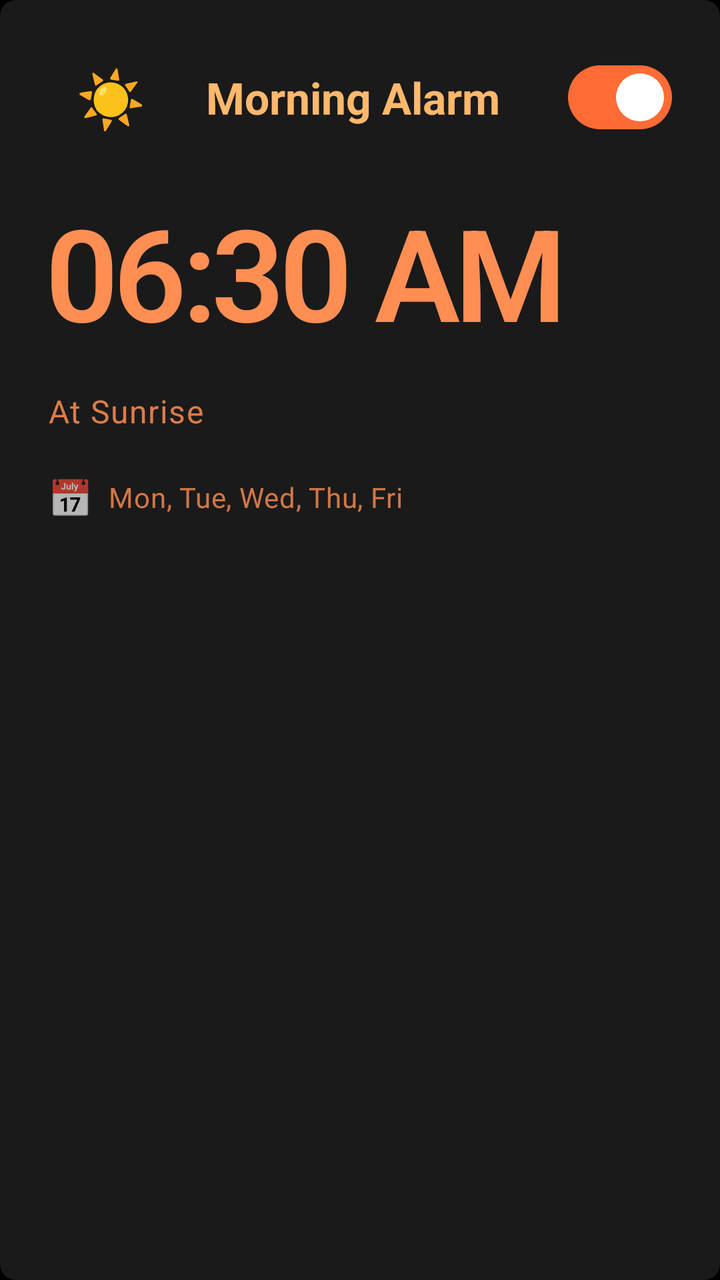
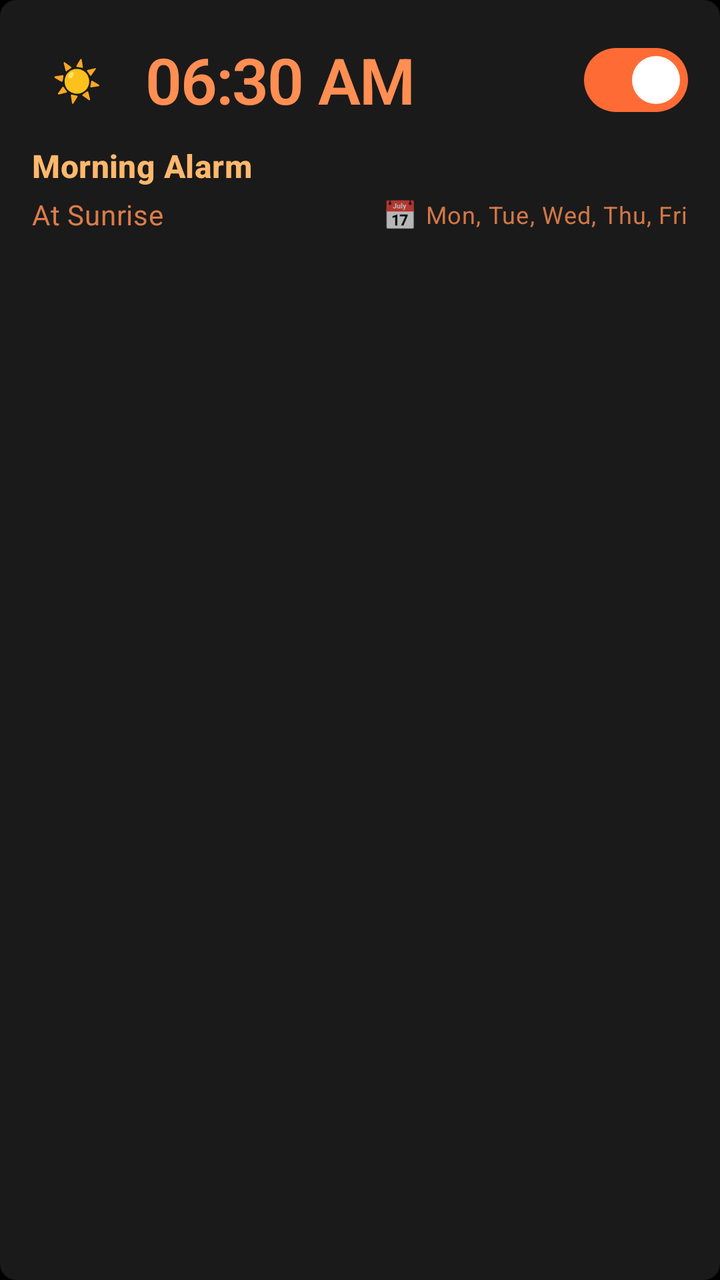

Screens rendered from an Android XML layout before and after an edit, with the pre-edit source and the edit as a unified diff.
<!-- AndroidManifest.xml: application theme Theme.MyApplication -->
<!-- res/layout/alarm_item_improved.xml -->
<?xml version="1.0" encoding="utf-8"?>
<com.google.android.material.card.MaterialCardView
    xmlns:android="http://schemas.android.com/apk/res/android"
    xmlns:app="http://schemas.android.com/apk/res-auto"
    android:id="@+id/alarmCard"
    android:layout_width="match_parent"
    android:layout_height="wrap_content"
    android:layout_marginVertical="8dp"
    android:layout_marginHorizontal="4dp"
    app:cardBackgroundColor="@color/md_theme_dark_surfaceContainerHigh"
    app:cardCornerRadius="8dp"
    app:cardElevation="0dp"
    app:strokeWidth="0dp"
    android:clickable="true"
    android:focusable="true"
    app:rippleColor="@color/md_theme_dark_primary"
    android:stateListAnimator="@null">

    <LinearLayout
        android:layout_width="match_parent"
        android:layout_height="wrap_content"
        android:orientation="vertical"
        android:padding="@dimen/card_padding_xlarge">

        
        <LinearLayout
            android:layout_width="match_parent"
            android:layout_height="wrap_content"
            android:orientation="horizontal"
            android:gravity="center_vertical"
            android:layout_marginBottom="20dp">

            <LinearLayout
                android:layout_width="0dp"
                android:layout_height="wrap_content"
                android:layout_weight="1"
                android:orientation="horizontal"
                android:gravity="center_vertical">

                
                <com.google.android.material.card.MaterialCardView
                    android:id="@+id/modeBadge"
                    android:layout_width="wrap_content"
                    android:layout_height="wrap_content"
                    android:layout_marginEnd="16dp"
                    app:cardBackgroundColor="@android:color/transparent"
                    android:background="@drawable/badge_background"
                    app:cardCornerRadius="16dp"
                    app:cardElevation="0dp"
                    app:strokeWidth="0dp">

                    <TextView
                        android:id="@+id/modeBadgeText"
                        android:layout_width="wrap_content"
                        android:layout_height="wrap_content"
                        android:text="☀️"
                        android:textSize="28sp"
                        android:paddingHorizontal="14dp"
                        android:paddingVertical="6dp"/>

                </com.google.android.material.card.MaterialCardView>

                
                <TextView
                    android:id="@+id/textViewAlarmLabel"
                    android:layout_width="0dp"
                    android:layout_height="wrap_content"
                    android:layout_weight="1"
                    android:text="Morning Alarm"
                    android:textColor="@color/md_theme_dark_onSurface"
                    android:textAppearance="@style/TextAppearance.Material3.TitleLarge"
                    android:textStyle="bold"
                    android:maxLines="1"
                    android:ellipsize="end"/>

            </LinearLayout>

            
            <com.google.android.material.materialswitch.MaterialSwitch
                android:id="@+id/switchAlarmEnabled"
                android:layout_width="wrap_content"
                android:layout_height="wrap_content"
                android:checked="true"
                app:thumbTint="@color/md_theme_dark_onPrimaryContainer"
                app:trackTint="@color/md_theme_dark_primaryContainer"/>

        </LinearLayout>

        
        <TextView
            android:id="@+id/tvAlarmTime"
            android:layout_width="wrap_content"
            android:layout_height="wrap_content"
            android:text="06:30 AM"
            android:textColor="@color/md_theme_dark_primary"
            android:textSize="64sp"
            android:textStyle="bold"
            android:fontFamily="sans-serif-light"
            android:letterSpacing="-0.04"
            android:layout_marginBottom="16dp"/>

        
        <TextView
            android:id="@+id/tvModeDescription"
            android:layout_width="wrap_content"
            android:layout_height="wrap_content"
            android:text="At Sunrise"
            android:textAppearance="@style/TextAppearance.Material3.BodyLarge"
            android:textColor="@color/md_theme_dark_onSurfaceVariant"
            android:alpha="0.85"
            android:layout_marginBottom="20dp"/>

        
        <LinearLayout
            android:id="@+id/repeatDaysRow"
            android:layout_width="match_parent"
            android:layout_height="wrap_content"
            android:orientation="horizontal"
            android:gravity="center_vertical">

            <TextView
                android:layout_width="wrap_content"
                android:layout_height="wrap_content"
                android:text="📅"
                android:textSize="18sp"
                android:layout_marginEnd="8dp"
                android:alpha="0.7"/>

            <TextView
                android:id="@+id/tvRepeatDays"
                android:layout_width="0dp"
                android:layout_height="wrap_content"
                android:layout_weight="1"
                android:text="Mon, Tue, Wed, Thu, Fri"
                android:textAppearance="@style/TextAppearance.Material3.BodyMedium"
                android:textColor="@color/md_theme_dark_onSurfaceVariant"
                android:alpha="0.8"/>

        </LinearLayout>

    </LinearLayout>

</com.google.android.material.card.MaterialCardView>
<!-- resources referenced by this layout -->
<resources>
  <color name="md_theme_dark_onPrimaryContainer">#FFFFFF</color>
  <color name="md_theme_dark_onSurface">#FFB86C</color>
  <color name="md_theme_dark_onSurfaceVariant">#FF8E53</color>
  <color name="md_theme_dark_primary">#FF8E53</color>
  <color name="md_theme_dark_primaryContainer">#FF6B35</color>
  <color name="md_theme_dark_surfaceContainerHigh">#1A1A1A</color>
  <dimen name="card_padding_xlarge">32dp</dimen>
  <!-- drawable badge_background (drawable) -->
  <?xml version="1.0" encoding="utf-8"?>
  <shape xmlns:android="http://schemas.android.com/apk/res/android"
      android:shape="rectangle">
      
      <solid android:color="@color/card_background_minimal"/>
      
      <stroke
          android:width="0.5dp"
          android:color="@color/sunrise" />
      <corners android:radius="4dp"/>
  </shape>
  <style name="Theme.MyApplication" parent="Base.Theme.Rooster" />
  <color name="card_background_minimal">#000000</color>
  <color name="sunrise">#FF8E53</color>
  <color name="md_theme_dark_onPrimary">#FFFFFF</color>
  <color name="md_theme_dark_secondary">#FFB86C</color>
  <color name="md_theme_dark_onSecondary">#1C0F0A</color>
  <color name="md_theme_dark_secondaryContainer">#FF8E53</color>
  <color name="md_theme_dark_onSecondaryContainer">#FFFFFF</color>
  <color name="md_theme_dark_tertiary">#FFD89C</color>
  <color name="md_theme_dark_onTertiary">#1C0F0A</color>
  <color name="md_theme_dark_tertiaryContainer">#FFB86C</color>
  <color name="md_theme_dark_onTertiaryContainer">#1C0F0A</color>
  <color name="md_theme_dark_error">#FFB4AB</color>
  <color name="md_theme_dark_onError">#690005</color>
  <color name="md_theme_dark_errorContainer">#93000A</color>
  <color name="md_theme_dark_onErrorContainer">#FFDAD6</color>
  <color name="md_theme_dark_surface">#000000</color>
  <color name="md_theme_dark_surfaceVariant">#0A0A0A</color>
  <color name="md_theme_dark_background">#000000</color>
  <color name="md_theme_dark_onBackground">#FFB86C</color>
  <color name="md_theme_dark_outline">#FF8E53</color>
  <color name="md_theme_dark_outlineVariant">#FFB86C</color>
  <style name="ShapeAppearance.Rooster.SmallComponent" parent="ShapeAppearance.Material3.SmallComponent">
          <item name="cornerFamily">rounded</item>
          <item name="cornerSize">4dp</item>
      </style>
  <style name="ShapeAppearance.Rooster.MediumComponent" parent="ShapeAppearance.Material3.MediumComponent">
          <item name="cornerFamily">rounded</item>
          <item name="cornerSize">6dp</item>
      </style>
  <style name="ShapeAppearance.Rooster.LargeComponent" parent="ShapeAppearance.Material3.LargeComponent">
          <item name="cornerFamily">rounded</item>
          <item name="cornerSize">8dp</item>
      </style>
  <!-- unchanged entries left out for length: 1 -->
</resources>

<!-- the commit's change to res/layout/alarm_item_improved.xml (unified diff, before → after) -->
@@ -20,7 +20,7 @@
         android:layout_width="match_parent"
         android:layout_height="wrap_content"
         android:orientation="vertical"
-        android:padding="@dimen/card_padding_xlarge">
+        android:padding="@dimen/card_padding_small">
 
         
         <LinearLayout
@@ -28,52 +28,43 @@
             android:layout_height="wrap_content"
             android:orientation="horizontal"
             android:gravity="center_vertical"
-            android:layout_marginBottom="20dp">
+            android:layout_marginBottom="8dp">
 
-            <LinearLayout
+            
+            <com.google.android.material.card.MaterialCardView
+                android:id="@+id/modeBadge"
+                android:layout_width="wrap_content"
+                android:layout_height="wrap_content"
+                android:layout_marginEnd="12dp"
+                app:cardBackgroundColor="@android:color/transparent"
+                android:background="@drawable/badge_background"
+                app:cardCornerRadius="12dp"
+                app:cardElevation="0dp"
+                app:strokeWidth="0dp">
+
+                <TextView
+                    android:id="@+id/modeBadgeText"
+                    android:layout_width="wrap_content"
+                    android:layout_height="wrap_content"
+                    android:text="☀️"
+                    android:textSize="20sp"
+                    android:paddingHorizontal="10dp"
+                    android:paddingVertical="4dp"/>
+
+            </com.google.android.material.card.MaterialCardView>
+
+            
+            <TextView
+                android:id="@+id/tvAlarmTime"
                 android:layout_width="0dp"
                 android:layout_height="wrap_content"
                 android:layout_weight="1"
-                android:orientation="horizontal"
-                android:gravity="center_vertical">
-
-                
-                <com.google.android.material.card.MaterialCardView
-                    android:id="@+id/modeBadge"
-                    android:layout_width="wrap_content"
-                    android:layout_height="wrap_content"
-                    android:layout_marginEnd="16dp"
-                    app:cardBackgroundColor="@android:color/transparent"
-                    android:background="@drawable/badge_background"
-                    app:cardCornerRadius="16dp"
-                    app:cardElevation="0dp"
-                    app:strokeWidth="0dp">
-
-                    <TextView
-                        android:id="@+id/modeBadgeText"
-                        android:layout_width="wrap_content"
-                        android:layout_height="wrap_content"
-                        android:text="☀️"
-                        android:textSize="28sp"
-                        android:paddingHorizontal="14dp"
-                        android:paddingVertical="6dp"/>
-
-                </com.google.android.material.card.MaterialCardView>
-
-                
-                <TextView
-                    android:id="@+id/textViewAlarmLabel"
-                    android:layout_width="0dp"
-                    android:layout_height="wrap_content"
-                    android:layout_weight="1"
-                    android:text="Morning Alarm"
-                    android:textColor="@color/md_theme_dark_onSurface"
-                    android:textAppearance="@style/TextAppearance.Material3.TitleLarge"
-                    android:textStyle="bold"
-                    android:maxLines="1"
-                    android:ellipsize="end"/>
-
-            </LinearLayout>
+                android:text="06:30 AM"
+                android:textColor="@color/md_theme_dark_primary"
+                android:textSize="32sp"
+                android:textStyle="bold"
+                android:fontFamily="sans-serif-light"
+                android:letterSpacing="-0.02"/>
 
             
             <com.google.android.material.materialswitch.MaterialSwitch
@@ -87,54 +78,70 @@
         </LinearLayout>
 
         
-        <TextView
-            android:id="@+id/tvAlarmTime"
-            android:layout_width="wrap_content"
-            android:layout_height="wrap_content"
-            android:text="06:30 AM"
-            android:textColor="@color/md_theme_dark_primary"
-            android:textSize="64sp"
-            android:textStyle="bold"
-            android:fontFamily="sans-serif-light"
-            android:letterSpacing="-0.04"
-            android:layout_marginBottom="16dp"/>
-
-        
-        <TextView
-            android:id="@+id/tvModeDescription"
-            android:layout_width="wrap_content"
-            android:layout_height="wrap_content"
-            android:text="At Sunrise"
-            android:textAppearance="@style/TextAppearance.Material3.BodyLarge"
-            android:textColor="@color/md_theme_dark_onSurfaceVariant"
-            android:alpha="0.85"
-            android:layout_marginBottom="20dp"/>
-
-        
         <LinearLayout
-            android:id="@+id/repeatDaysRow"
             android:layout_width="match_parent"
             android:layout_height="wrap_content"
-            android:orientation="horizontal"
-            android:gravity="center_vertical">
+            android:orientation="vertical">
 
+            
             <TextView
+                android:id="@+id/textViewAlarmLabel"
                 android:layout_width="wrap_content"
                 android:layout_height="wrap_content"
-                android:text="📅"
-                android:textSize="18sp"
-                android:layout_marginEnd="8dp"
-                android:alpha="0.7"/>
+                android:text="Morning Alarm"
+                android:textColor="@color/md_theme_dark_onSurface"
+                android:textAppearance="@style/TextAppearance.Material3.TitleMedium"
+                android:textStyle="bold"
+                android:maxLines="1"
+                android:ellipsize="end"
+                android:layout_marginBottom="4dp"/>
 
-            <TextView
-                android:id="@+id/tvRepeatDays"
-                android:layout_width="0dp"
+            
+            <LinearLayout
+                android:layout_width="match_parent"
                 android:layout_height="wrap_content"
-                android:layout_weight="1"
-                android:text="Mon, Tue, Wed, Thu, Fri"
-                android:textAppearance="@style/TextAppearance.Material3.BodyMedium"
-                android:textColor="@color/md_theme_dark_onSurfaceVariant"
-                android:alpha="0.8"/>
+                android:orientation="horizontal"
+                android:gravity="center_vertical">
+
+                
+                <TextView
+                    android:id="@+id/tvModeDescription"
+                    android:layout_width="0dp"
+                    android:layout_height="wrap_content"
+                    android:layout_weight="1"
+                    android:text="At Sunrise"
+                    android:textAppearance="@style/TextAppearance.Material3.BodyMedium"
+                    android:textColor="@color/md_theme_dark_onSurfaceVariant"
+                    android:alpha="0.85"/>
+
+                
+                <LinearLayout
+                    android:id="@+id/repeatDaysRow"
+                    android:layout_width="wrap_content"
+                    android:layout_height="wrap_content"
+                    android:orientation="horizontal"
+                    android:gravity="center_vertical">
+
+                    <TextView
+                        android:layout_width="wrap_content"
+                        android:layout_height="wrap_content"
+                        android:text="📅"
+                        android:textSize="14sp"
+                        android:layout_marginEnd="4dp"
+                        android:alpha="0.7"/>
+
+                    <TextView
+                        android:id="@+id/tvRepeatDays"
+                        android:layout_width="wrap_content"
+                        android:layout_height="wrap_content"
+                        android:text="Mon, Tue, Wed, Thu, Fri"
+                        android:textAppearance="@style/TextAppearance.Material3.BodySmall"
+                        android:textColor="@color/md_theme_dark_onSurfaceVariant"
+                        android:alpha="0.8"/>
+
+                </LinearLayout>
+
+            </LinearLayout>
 
         </LinearLayout>
 
<!-- resource entries referenced after the edit -->
@@ -6,7 +6,7 @@
   <color name="md_theme_dark_primary">#FF8E53</color>
   <color name="md_theme_dark_primaryContainer">#FF6B35</color>
   <color name="md_theme_dark_surfaceContainerHigh">#1A1A1A</color>
-  <dimen name="card_padding_xlarge">32dp</dimen>
+  <dimen name="card_padding_small">16dp</dimen>
   <!-- drawable badge_background (drawable) -->
   <?xml version="1.0" encoding="utf-8"?>
   <shape xmlns:android="http://schemas.android.com/apk/res/android"
